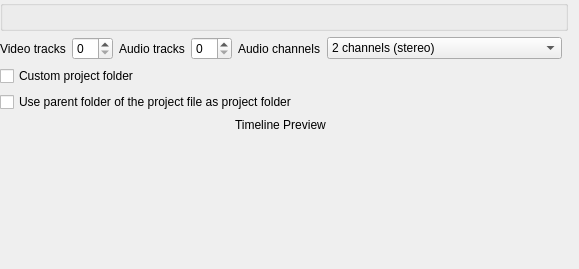
The window that src/ui/configproject_ui.ui (KDE/kdenlive) describes before a commit, drawn with Qt 5.
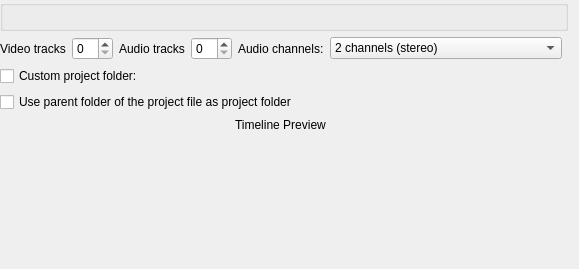
The same window after the commit. Custom widgets are drawn as their Qt base class.

```diff
--- a/src/ui/configproject_ui.ui
+++ b/src/ui/configproject_ui.ui
@@ -30,7 +30,7 @@
    <item row="1" column="4">
     <widget class="QLabel" name="label">
      <property name="text">
-      <string>Audio channels</string>
+      <string>Audio channels:</string>
      </property>
     </widget>
    </item>
@@ -101,7 +101,7 @@
      <item>
       <widget class="QCheckBox" name="kcfg_customprojectfolder">
        <property name="text">
-        <string>Custom project folder</string>
+        <string>Custom project folder:</string>
        </property>
       </widget>
      </item>
```
